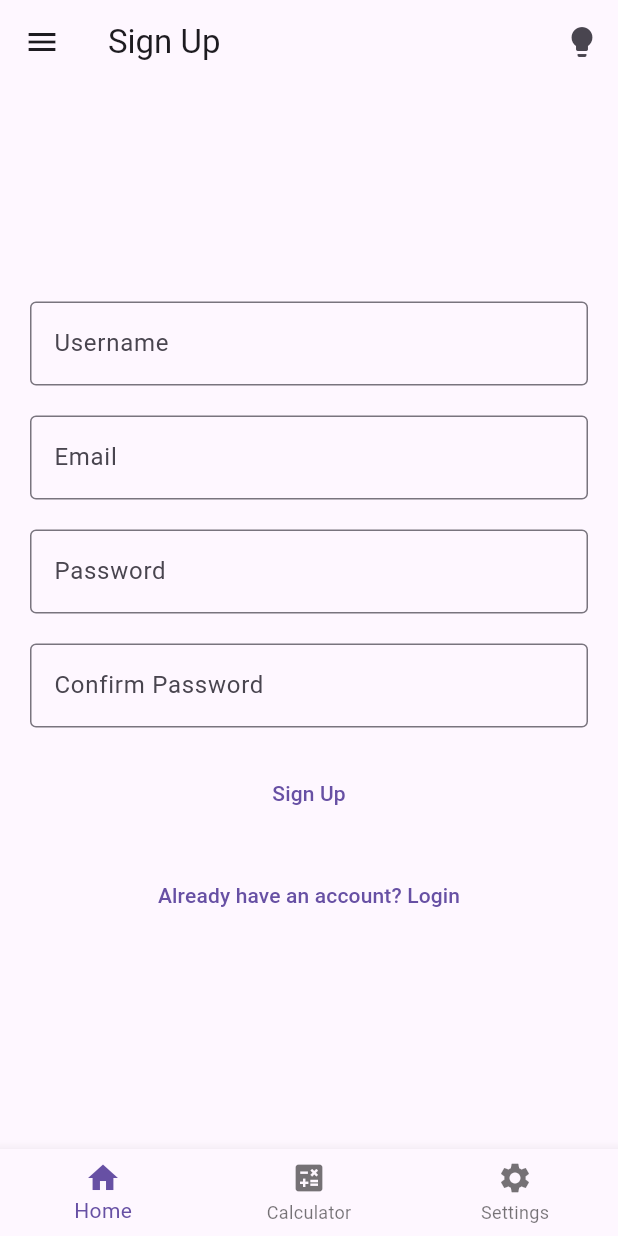
After one commit to PrinceMUGABE/mobile-app-fourth-assignment, a Flutter app: the SignUpPage screen opened directly, on a phone screen of 412 x 824 dp. The commit adds this screen. Run offline on Flutter 3.47's test engine with Material 3 defaults, Android fonts, the phone set to English and light mode, and no system bars; our stand-ins replace connectivity.

Commit message:
third commit

```diff
--- /dev/null
+++ b/lib/signup.dart
@@ -0,0 +1,196 @@
+import 'package:flutter/material.dart';
+import 'path_to_theme_notifier.dart'; // Import the file where ThemeNotifier is defined
+import 'package:provider/provider.dart';
+import 'package:calculator/main.dart'; // Import the MyApp class
+import 'calculator_screen.dart'; // Import the CalculatorScreen class
+import 'login.dart';
+
+class SignUpPage extends StatefulWidget {
+  const SignUpPage({Key? key}) : super(key: key);
+
+  @override
+  _SignUpPageState createState() => _SignUpPageState();
+}
+
+class _SignUpPageState extends State<SignUpPage> {
+  late String _username;
+  late String _email;
+  late String _password;
+  late String _confirmPassword;
+
+  @override
+  Widget build(BuildContext context) {
+    return Scaffold(
+      appBar: AppBar(
+        title: Text('Sign Up'),
+        actions: [
+          IconButton(
+            icon: Icon(Icons.lightbulb),
+            onPressed: () {
+              ThemeMode currentMode =
+                  MediaQuery.of(context).platformBrightness == Brightness.dark
+                      ? ThemeMode.dark
+                      : ThemeMode.light;
+              ThemeMode newMode = currentMode == ThemeMode.dark
+                  ? ThemeMode.light
+                  : ThemeMode.dark;
+              Provider.of<ThemeNotifier>(context, listen: false)
+                  .setTheme(newMode as ThemeData);
+            },
+          ),
+        ],
+      ),
+      drawer: Drawer(
+        child: ListView(
+          padding: EdgeInsets.zero,
+          children: <Widget>[
+            DrawerHeader(
+              child: Text(
+                'Drawer Menu',
+                style: TextStyle(color: Colors.white, fontSize: 24),
+              ),
+              decoration: BoxDecoration(
+                color: Colors.blue,
+              ),
+            ),
+            ListTile(
+              title: Text('Home'),
+              onTap: () {
+                Navigator.pop(context); // Close the drawer
+                if (!(ModalRoute.of(context)!.settings.name == '/')) {
+                  Navigator.pushReplacement(
+                    context,
+                    MaterialPageRoute(builder: (context) => MyApp()),
+                  );
+                }
+              },
+            ),
+            ListTile(
+              title: Text('Calculator'),
+              onTap: () {
+                Navigator.pop(context); // Close the drawer
+                if (!(ModalRoute.of(context)!.settings.name == '/calculator')) {
+                  Navigator.pushReplacement(
+                    context,
+                    MaterialPageRoute(builder: (context) => CalculatorScreen()),
+                  );
+                }
+              },
+            ),
+            ListTile(
+              title: Text('Settings'),
+              onTap: () {
+                Navigator.pop(context); // Close the drawer
+                // Implement navigation to settings page
+              },
+            ),
+          ],
+        ),
+      ),
+      body: Center(
+        child: Padding(
+          padding: const EdgeInsets.all(20.0),
+          child: Column(
+            mainAxisAlignment: MainAxisAlignment.center,
+            children: [
+              TextField(
+                decoration: InputDecoration(
+                  labelText: 'Username',
+                  border: OutlineInputBorder(),
+                ),
+                onChanged: (value) {
+                  _username = value;
+                },
+              ),
+              SizedBox(height: 20),
+              TextField(
+                decoration: InputDecoration(
+                  labelText: 'Email',
+                  border: OutlineInputBorder(),
+                ),
+                onChanged: (value) {
+                  _email = value;
+                },
+              ),
+              SizedBox(height: 20),
+              TextField(
+                obscureText: true,
+                decoration: InputDecoration(
+                  labelText: 'Password',
+                  border: OutlineInputBorder(),
+                ),
+                onChanged: (value) {
+                  _password = value;
+                },
+              ),
+              SizedBox(height: 20),
+              TextField(
+                obscureText: true,
+                decoration: InputDecoration(
+                  labelText: 'Confirm Password',
+                  border: OutlineInputBorder(),
+                ),
+                onChanged: (value) {
+                  _confirmPassword = value;
+                },
+              ),
+              SizedBox(height: 20),
+              TextButton(
+                onPressed: () {
+                  // Implement sign-up logic
+                },
+                child: Text('Sign Up'),
+              ),
+              SizedBox(height: 20),
+              TextButton(
+                onPressed: () {
+                  // Navigate to login page
+                  Navigator.pushReplacement(
+                    context,
+                    MaterialPageRoute(builder: (context) => LoginPage()),
+                  );
+                },
+                child: Text('Already have an account? Login'),
+              ),
+            ],
+          ),
+        ),
+      ),
+      bottomNavigationBar: BottomNavigationBar(
+        items: const <BottomNavigationBarItem>[
+          BottomNavigationBarItem(
+            icon: Icon(Icons.home),
+            label: 'Home',
+          ),
+          BottomNavigationBarItem(
+            icon: Icon(Icons.calculate),
+            label: 'Calculator',
+          ),
+          BottomNavigationBarItem(
+            icon: Icon(Icons.settings),
+            label: 'Settings',
+          ),
+        ],
+        onTap: (int index) {
+          if (index == 0) {
+            if (!(ModalRoute.of(context)!.settings.name == '/')) {
+              Navigator.pushReplacement(
+                context,
+                MaterialPageRoute(builder: (context) => MyApp()),
+              );
+            }
+          } else if (index == 1) {
+            if (!(ModalRoute.of(context)!.settings.name == '/calculator')) {
+              Navigator.pushReplacement(
+                context,
+                MaterialPageRoute(builder: (context) => CalculatorScreen()),
+              );
+            }
+          } else if (index == 2) {
+            // Implement navigation to settings page
+          }
+        },
+      ),
+    );
+  }
+}
--- a/pubspec.yaml
+++ b/pubspec.yaml
@@ -11,6 +11,7 @@ dependencies:
     sdk: flutter
   provider: ^5.0.0
   cupertino_icons: ^1.0.2
+  connectivity: ^3.0.6
 
 dev_dependencies:
   flutter_test:
```
Also changed, not shown: lib/Calculator_screen.dart (+151 -8 lines), lib/login.dart (added, +174 -0 lines), lib/main.dart (+42 -4 lines), lib/network.dart (added, +72 -0 lines), pubspec.lock, 1 other file.
